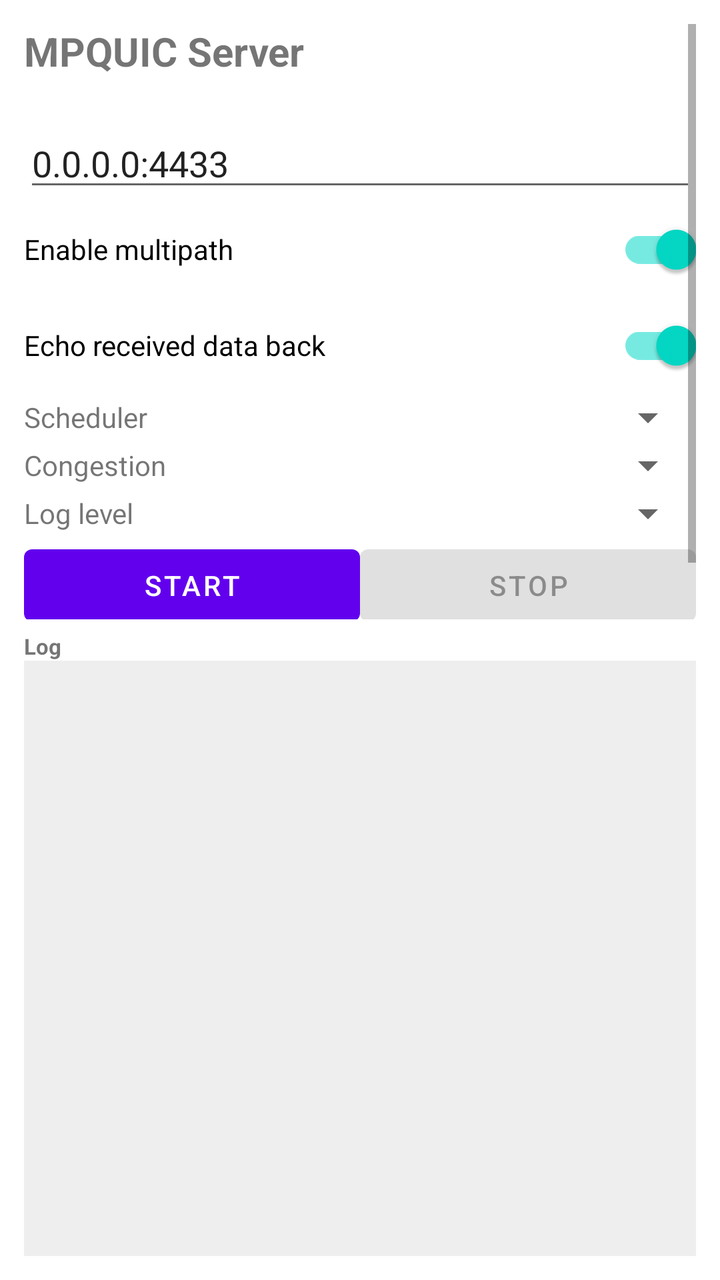
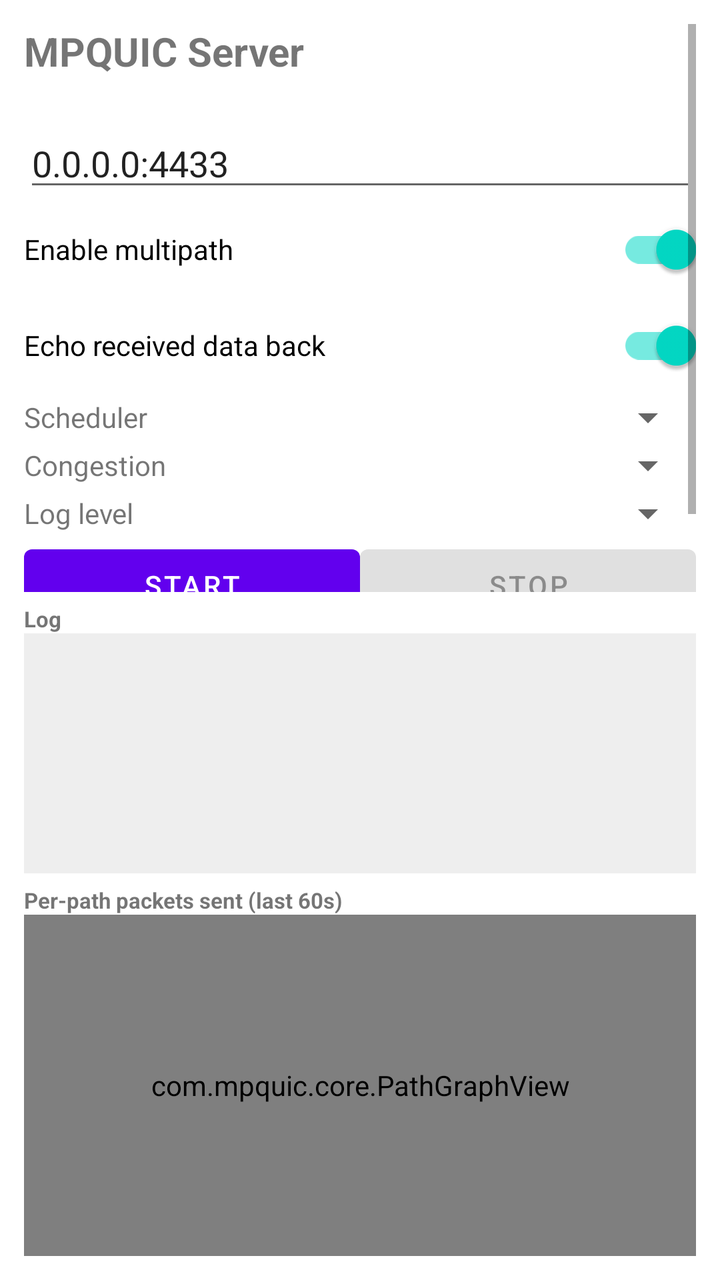

The first picture is an Android layout as it rendered before a commit; the second is the same layout after the commit. The layout source and the unified diff follow.
<!-- AndroidManifest.xml: application theme Theme.MaterialComponents.DayNight.NoActionBar -->
<!-- res/layout/activity_main.xml -->
<?xml version="1.0" encoding="utf-8"?>
<LinearLayout xmlns:android="http://schemas.android.com/apk/res/android"
    android:layout_width="match_parent"
    android:layout_height="match_parent"
    android:orientation="vertical"
    android:padding="12dp">

    <ScrollView
        android:layout_width="match_parent"
        android:layout_height="0dp"
        android:layout_weight="1">

        <LinearLayout
            android:layout_width="match_parent"
            android:layout_height="wrap_content"
            android:orientation="vertical">

            <TextView
                android:layout_width="wrap_content"
                android:layout_height="wrap_content"
                android:text="MPQUIC Server"
                android:textSize="20sp"
                android:textStyle="bold" />

            <TextView
                android:id="@+id/deviceIps"
                android:layout_width="match_parent"
                android:layout_height="wrap_content"
                android:textSize="12sp"
                android:fontFamily="monospace"
                android:paddingTop="4dp" />

            <EditText
                android:id="@+id/listenAddr"
                android:layout_width="match_parent"
                android:layout_height="wrap_content"
                android:hint="Listen address (ip:port)"
                android:inputType="text"
                android:text="0.0.0.0:4433" />

            <com.google.android.material.switchmaterial.SwitchMaterial
                android:id="@+id/multipathSwitch"
                android:layout_width="match_parent"
                android:layout_height="wrap_content"
                android:checked="true"
                android:text="Enable multipath" />

            <com.google.android.material.switchmaterial.SwitchMaterial
                android:id="@+id/echoSwitch"
                android:layout_width="match_parent"
                android:layout_height="wrap_content"
                android:checked="true"
                android:text="Echo received data back" />

            <LinearLayout
                android:layout_width="match_parent"
                android:layout_height="wrap_content"
                android:orientation="horizontal">

                <TextView
                    android:layout_width="0dp"
                    android:layout_weight="1"
                    android:layout_height="wrap_content"
                    android:layout_gravity="center_vertical"
                    android:text="Scheduler" />

                <Spinner
                    android:id="@+id/mpAlgo"
                    android:layout_width="0dp"
                    android:layout_weight="2"
                    android:layout_height="wrap_content" />
            </LinearLayout>

            <LinearLayout
                android:layout_width="match_parent"
                android:layout_height="wrap_content"
                android:orientation="horizontal">

                <TextView
                    android:layout_width="0dp"
                    android:layout_weight="1"
                    android:layout_height="wrap_content"
                    android:layout_gravity="center_vertical"
                    android:text="Congestion" />

                <Spinner
                    android:id="@+id/ccAlgo"
                    android:layout_width="0dp"
                    android:layout_weight="2"
                    android:layout_height="wrap_content" />
            </LinearLayout>

            <LinearLayout
                android:layout_width="match_parent"
                android:layout_height="wrap_content"
                android:orientation="horizontal">

                <TextView
                    android:layout_width="0dp"
                    android:layout_weight="1"
                    android:layout_height="wrap_content"
                    android:layout_gravity="center_vertical"
                    android:text="Log level" />

                <Spinner
                    android:id="@+id/logLevel"
                    android:layout_width="0dp"
                    android:layout_weight="2"
                    android:layout_height="wrap_content" />
            </LinearLayout>

            <LinearLayout
                android:layout_width="match_parent"
                android:layout_height="wrap_content"
                android:orientation="horizontal">

                <Button
                    android:id="@+id/startBtn"
                    android:layout_width="0dp"
                    android:layout_weight="1"
                    android:layout_height="wrap_content"
                    android:text="Start" />

                <Button
                    android:id="@+id/stopBtn"
                    android:layout_width="0dp"
                    android:layout_weight="1"
                    android:layout_height="wrap_content"
                    android:enabled="false"
                    android:text="Stop" />
            </LinearLayout>

            <TextView
                android:id="@+id/stats"
                android:layout_width="match_parent"
                android:layout_height="wrap_content"
                android:fontFamily="monospace"
                android:textSize="12sp"
                android:paddingTop="8dp"
                android:text="Not running" />
        </LinearLayout>
    </ScrollView>

    <TextView
        android:id="@+id/logLabel"
        android:layout_width="match_parent"
        android:layout_height="wrap_content"
        android:text="Log"
        android:textStyle="bold"
        android:textSize="11sp"
        android:paddingTop="6dp" />

    <ScrollView
        android:id="@+id/logScroll"
        android:layout_width="match_parent"
        android:layout_height="0dp"
        android:layout_weight="1"
        android:background="#11000000">

        <TextView
            android:id="@+id/log"
            android:layout_width="match_parent"
            android:layout_height="wrap_content"
            android:fontFamily="monospace"
            android:textSize="10sp"
            android:padding="4dp"
            android:paddingBottom="32dp" />
    </ScrollView>
</LinearLayout>
<!-- resources referenced by this layout -->
<resources>

</resources>

<!-- the commit's change to res/layout/activity_main.xml (unified diff, before → after) -->
@@ -153,8 +153,7 @@
     <ScrollView
         android:id="@+id/logScroll"
         android:layout_width="match_parent"
-        android:layout_height="0dp"
-        android:layout_weight="1"
+        android:layout_height="120dp"
         android:background="#11000000">
 
         <TextView
@@ -164,6 +163,21 @@
             android:fontFamily="monospace"
             android:textSize="10sp"
             android:padding="4dp"
-            android:paddingBottom="32dp" />
+            android:paddingBottom="16dp" />
     </ScrollView>
+
+    <TextView
+        android:layout_width="match_parent"
+        android:layout_height="wrap_content"
+        android:text="Per-path packets sent (last 60s)"
+        android:textStyle="bold"
+        android:textSize="11sp"
+        android:paddingTop="6dp" />
+
+    <com.mpquic.core.PathGraphView
+        android:id="@+id/pathGraph"
+        android:layout_width="match_parent"
+        android:layout_height="0dp"
+        android:layout_weight="0.6"
+        android:background="#11000000" />
 </LinearLayout>
